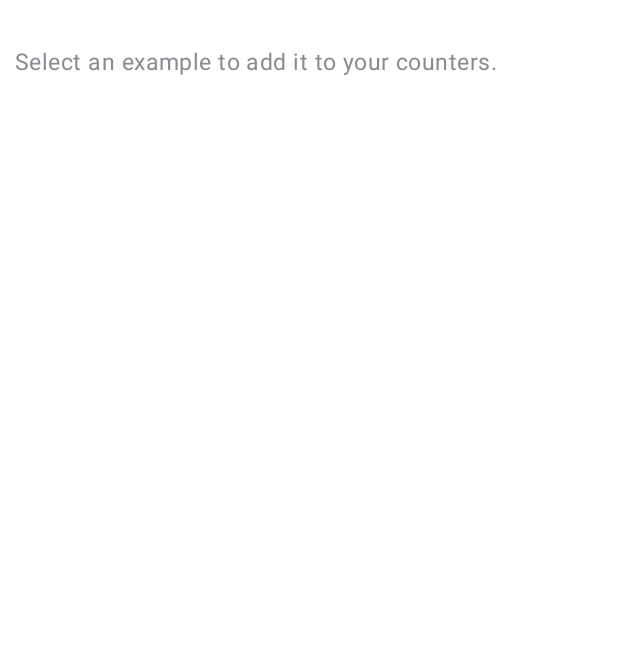
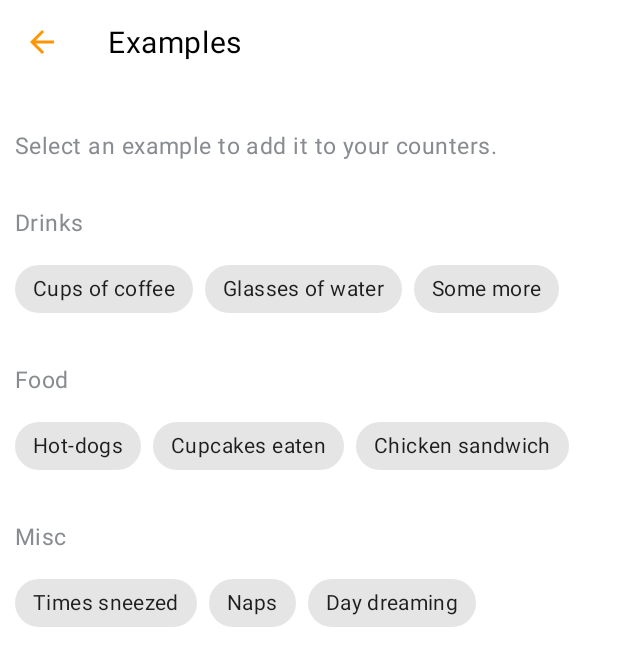
Before and after one commit to alejandrolagosr/counters-android, an Android app: the CreateItemFragment screen opened through its navigation route, after a tap on an icon or button, on a phone screen of 412 x 824 dp. Shown: the top 666 px of the screen. Run offline under Robolectric (Android 15) with nearby library versions, the phone set to English and light mode, and no system bars.

Commit message:
Added Examples functionality

```diff
--- a/app/src/main/java/com/flagos/cscounters/create/CreateItemFragment.kt
+++ b/app/src/main/java/com/flagos/cscounters/create/CreateItemFragment.kt
@@ -1,7 +1,12 @@
 package com.flagos.cscounters.create
 
 import android.os.Bundle
-import android.view.*
+import android.view.Menu
+import android.view.MenuInflater
+import android.view.MenuItem
+import android.view.LayoutInflater
+import android.view.View
+import android.view.ViewGroup
 import androidx.fragment.app.Fragment
 import androidx.navigation.NavController
 import androidx.navigation.fragment.findNavController
@@ -9,9 +14,11 @@ import com.flagos.common.extensions.ToolbarType
 import com.flagos.common.extensions.hideKeyboard
 import com.flagos.common.extensions.setUpFragmentToolBar
 import com.flagos.common.extensions.showKeyboard
+import com.flagos.common.extensions.observeBackStackEntry
 import com.flagos.cscounters.R
 import com.flagos.cscounters.create.CreateItemFragmentDirections.Companion.actionCreateItemFragmentDestToExamplesFragmentDest
 import com.flagos.cscounters.databinding.FragmentCreateItemBinding
+import com.flagos.cscounters.examples.ExamplesFragment.Companion.SELECTED_EXAMPLE_KEY
 
 class CreateItemFragment : Fragment() {
 
@@ -33,6 +40,7 @@ class CreateItemFragment : Fragment() {
     override fun onViewCreated(view: View, savedInstanceState: Bundle?) {
         super.onViewCreated(view, savedInstanceState)
         navController = findNavController()
+        navController.observeBackStackEntry<String>(viewLifecycleOwner, SELECTED_EXAMPLE_KEY, { binding.editTextCreateItem.setText(it) })
 
         initToolbar()
         initViews()
--- a/app/src/main/java/com/flagos/cscounters/examples/ExamplesFragment.kt
+++ b/app/src/main/java/com/flagos/cscounters/examples/ExamplesFragment.kt
@@ -5,11 +5,66 @@ import androidx.fragment.app.Fragment
 import android.view.LayoutInflater
 import android.view.View
 import android.view.ViewGroup
+import androidx.navigation.NavController
+import androidx.navigation.fragment.findNavController
+import com.flagos.common.extensions.ToolbarType
+import com.flagos.common.extensions.getViewModel
+import com.flagos.common.extensions.saveBackStackEntryState
+import com.flagos.common.extensions.setUpFragmentToolBar
 import com.flagos.cscounters.R
+import com.flagos.cscounters.databinding.FragmentExamplesBinding
+import com.flagos.cscounters.examples.adapter.ExamplesAdapter
+import com.flagos.cscounters.examples.mapper.CategoryItemMapper
+import com.flagos.cscounters.examples.model.ExampleItems
 
 class ExamplesFragment : Fragment() {
 
-    override fun onCreateView(inflater: LayoutInflater, container: ViewGroup?, savedInstanceState: Bundle?): View? {
-        return inflater.inflate(R.layout.fragment_examples, container, false)
+    private lateinit var navController: NavController
+    private val viewModel by lazy { getViewModel { ExamplesViewModel(CategoryItemMapper()) } }
+
+    private var _binding: FragmentExamplesBinding? = null
+    private val binding get() = _binding!!
+
+    override fun onCreateView(inflater: LayoutInflater, container: ViewGroup?, savedInstanceState: Bundle?): View {
+        _binding = FragmentExamplesBinding.inflate(inflater)
+        return binding.root
+    }
+
+    override fun onViewCreated(view: View, savedInstanceState: Bundle?) {
+        super.onViewCreated(view, savedInstanceState)
+        navController = findNavController()
+
+        initToolbar()
+        initObservers()
+    }
+
+    private fun initToolbar() {
+        setUpFragmentToolBar(binding.toolbar.toolbarSingleTitle, getString(R.string.text_examples_title), ToolbarType.WITH_BACK_BUTTON)
+        binding.toolbar.toolbarSingleTitle.setNavigationOnClickListener { goBack() }
+    }
+
+    private fun initObservers() {
+        with(viewModel) {
+            fetchCategories()
+            onCategoriesRetrieved.observe(viewLifecycleOwner) { items -> initRecycler(items) }
+        }
+    }
+
+    private fun initRecycler(items: List<ExampleItems.CategoryItem>) {
+        binding.recycler.adapter = ExamplesAdapter(items) { example ->
+            navController.saveBackStackEntryState(SELECTED_EXAMPLE_KEY, example)
+            goBack()
+        }
+    }
+
+    private fun goBack() = navController.navigateUp()
+
+    override fun onDestroy() {
+        _binding = null
+        super.onDestroy()
+    }
+
+    companion object {
+        const val SELECTED_EXAMPLE_KEY = "SELECTED_EXAMPLE_KEY"
     }
 }
--- /dev/null
+++ b/app/src/main/java/com/flagos/cscounters/examples/ExamplesViewModel.kt
@@ -0,0 +1,18 @@
+package com.flagos.cscounters.examples
+
+import androidx.lifecycle.LiveData
+import androidx.lifecycle.MutableLiveData
+import androidx.lifecycle.ViewModel
+import com.flagos.cscounters.examples.mapper.CategoryItemMapper
+import com.flagos.cscounters.examples.model.ExampleItems
+
+class ExamplesViewModel(private val categoryItemMapper: CategoryItemMapper) : ViewModel() {
+
+    private val _onCategoriesRetrieved = MutableLiveData<List<ExampleItems.CategoryItem>>()
+    val onCategoriesRetrieved: LiveData<List<ExampleItems.CategoryItem>>
+        get() = _onCategoriesRetrieved
+
+    fun fetchCategories() {
+        _onCategoriesRetrieved.value = categoryItemMapper.toCategoryItemsList()
+    }
+}
--- /dev/null
+++ b/app/src/main/java/com/flagos/cscounters/examples/adapter/ExamplesAdapter.kt
@@ -0,0 +1,30 @@
+package com.flagos.cscounters.examples.adapter
+
+import android.view.ViewGroup
+import androidx.recyclerview.widget.DiffUtil
+import androidx.recyclerview.widget.ListAdapter
+import androidx.recyclerview.widget.RecyclerView
+import com.flagos.common.extensions.inflater
+import com.flagos.cscounters.databinding.ItemExamplesBinding
+import com.flagos.cscounters.examples.adapter.viewholder.ExamplesViewHolder
+import com.flagos.cscounters.examples.model.ExampleItems
+
+class ExamplesAdapter(
+    val items: List<ExampleItems.CategoryItem>,
+    val onExampleCallback: ((String) -> Unit)
+) : ListAdapter<ExampleItems, RecyclerView.ViewHolder>(ExampleItemsDiff()) {
+
+    override fun onCreateViewHolder(parent: ViewGroup, viewType: Int): RecyclerView.ViewHolder {
+        val inflater = parent.inflater
+        return ExamplesViewHolder(ItemExamplesBinding.inflate(inflater, parent, false), onExampleCallback)
+    }
+
+    override fun onBindViewHolder(holder: RecyclerView.ViewHolder, position: Int) = (holder as ExamplesViewHolder).bind(items[position])
+
+    override fun getItemCount(): Int = items.size
+
+    class ExampleItemsDiff : DiffUtil.ItemCallback<ExampleItems>() {
+        override fun areItemsTheSame(oldItem: ExampleItems, newItem: ExampleItems): Boolean = oldItem.id == newItem.id
+        override fun areContentsTheSame(oldItem: ExampleItems, newItem: ExampleItems): Boolean = oldItem == newItem
+    }
+}
--- /dev/null
+++ b/app/src/main/java/com/flagos/cscounters/examples/adapter/viewholder/ExamplesViewHolder.kt
@@ -0,0 +1,25 @@
+package com.flagos.cscounters.examples.adapter.viewholder
+
+import androidx.recyclerview.widget.RecyclerView
+import com.flagos.cscounters.databinding.ItemExamplesBinding
+import com.flagos.cscounters.examples.model.ExampleItems
+import com.google.android.material.chip.Chip
+
+class ExamplesViewHolder(
+    private val binding: ItemExamplesBinding,
+    private val onExampleCallback: ((String) -> Unit)
+): RecyclerView.ViewHolder(binding.root) {
+
+    fun bind(item: ExampleItems.CategoryItem) {
+        with(binding) {
+            textExampleCategory.text = item.categoryName
+            item.examples.forEach {
+                val chip = Chip(binding.root.context).apply {
+                    text = it
+                    setOnClickListener { onExampleCallback.invoke(text.toString()) }
+                }
+                chipGroupExamples.addView(chip)
+            }
+        }
+    }
+}
--- /dev/null
+++ b/app/src/main/java/com/flagos/cscounters/examples/mapper/CategoryItemMapper.kt
@@ -0,0 +1,12 @@
+package com.flagos.cscounters.examples.mapper
+
+import com.flagos.cscounters.examples.model.ExampleItems
+
+class CategoryItemMapper {
+
+    fun toCategoryItemsList(): List<ExampleItems.CategoryItem> = mutableListOf(
+        ExampleItems.CategoryItem("Drinks", listOf("Cups of coffee", "Glasses of water", "Some more")),
+        ExampleItems.CategoryItem("Food", listOf("Hot-dogs", "Cupcakes eaten", "Chicken sandwich")),
+        ExampleItems.CategoryItem("Misc", listOf("Times sneezed", "Naps", "Day dreaming"))
+    )
+}
--- /dev/null
+++ b/app/src/main/java/com/flagos/cscounters/examples/model/CategoryItem.kt
@@ -0,0 +1,6 @@
+package com.flagos.cscounters.examples.model
+
+sealed class ExampleItems(val id: Int) {
+
+    data class CategoryItem(val categoryName: String, val examples: List<String>)
+}
--- a/app/src/main/res/layout/fragment_examples.xml
+++ b/app/src/main/res/layout/fragment_examples.xml
@@ -5,6 +5,10 @@
     android:layout_width="match_parent"
     android:layout_height="match_parent"
     tools:context=".create.CreateItemFragment">
+
+    <include
+        android:id="@+id/toolbar"
+        layout="@layout/layout_toolbar" />
 
     <TextView
         android:id="@+id/text_examples_desc"
@@ -16,7 +20,7 @@
         android:text="@string/text_examples_desc"
         android:textColor="@color/gray"
         app:layout_constraintStart_toStartOf="parent"
-        app:layout_constraintTop_toTopOf="parent" />
+        app:layout_constraintTop_toBottomOf="@id/toolbar" />
 
     <androidx.recyclerview.widget.RecyclerView
         android:id="@+id/recycler"
@@ -25,6 +29,7 @@
         android:layout_marginStart="@dimen/margin_10"
         android:layout_marginTop="@dimen/margin_30"
         android:layout_marginEnd="@dimen/margin_10"
+        app:layoutManager="androidx.recyclerview.widget.LinearLayoutManager"
         app:layout_constraintEnd_toEndOf="parent"
         app:layout_constraintStart_toStartOf="parent"
         app:layout_constraintTop_toBottomOf="@+id/text_examples_desc"
--- a/app/src/main/res/layout/item_examples.xml
+++ b/app/src/main/res/layout/item_examples.xml
@@ -20,7 +20,9 @@
         android:layout_width="match_parent"
         android:layout_height="wrap_content"
         android:layout_marginTop="@dimen/margin_10"
-        android:layout_marginBottom="@dimen/margin_10"
+        android:layout_marginBottom="@dimen/margin_25"
+        android:overScrollMode="never"
+        android:scrollbars="none"
         app:layout_constraintBottom_toBottomOf="parent"
         app:layout_constraintStart_toStartOf="parent"
         app:layout_constraintTop_toBottomOf="@id/text_example_category">
@@ -28,6 +30,9 @@
         <com.google.android.material.chip.ChipGroup
             android:id="@+id/chip_group_examples"
             android:layout_width="wrap_content"
-            android:layout_height="wrap_content" />
+            android:layout_height="wrap_content"
+            app:itemSpacing="@dimen/padding_10"
+            app:singleLine="true"
+            app:singleSelection="true" />
     </HorizontalScrollView>
 </androidx.constraintlayout.widget.ConstraintLayout>
--- a/app/src/main/res/values/strings.xml
+++ b/app/src/main/res/values/strings.xml
@@ -29,5 +29,6 @@
     <string name="text_examples_drinks">Drinks</string>
     <string name="text_examples_food">Food</string>
     <string name="text_examples_misc">Misc</string>
+    <string name="text_examples_title">Examples</string>
 
 </resources>
--- a/app/src/main/res/values/themes.xml
+++ b/app/src/main/res/values/themes.xml
@@ -7,11 +7,12 @@
         <item name="colorPrimaryVariant">@color/orange</item>
         <item name="colorOnPrimary">@color/white</item>
         <item name="android:actionMenuTextColor">@color/orange</item>
+        <item name="colorControlNormal">@color/orange</item>
 
         <!-- Secondary brand color. -->
         <item name="colorSecondary">@color/orange</item>
         <item name="colorSecondaryVariant">@color/orange</item>
-        <item name="colorOnSecondary">@color/black</item>
+        <item name="colorOnSecondary">@color/orange</item>
 
         <!-- Status bar color. -->
         <item name="android:statusBarColor" tools:targetApi="l">?attr/colorPrimaryVariant</item>
--- /dev/null
+++ b/common/src/main/java/com/flagos/common/extensions/GeneralExtensions.kt
@@ -0,0 +1,12 @@
+package com.flagos.common.extensions
+
+import androidx.lifecycle.ViewModel
+import androidx.lifecycle.ViewModelProvider
+import androidx.lifecycle.ViewModelStoreOwner
+
+inline fun <reified T : ViewModel> ViewModelStoreOwner.getViewModel(crossinline factory: () -> T): T {
+    val vmFactory = object : ViewModelProvider.Factory {
+        override fun <U : ViewModel> create(modelClass: Class<U>): U = factory() as U
+    }
+    return ViewModelProvider(this, vmFactory).get(T::class.java)
+}
--- /dev/null
+++ b/common/src/main/java/com/flagos/common/extensions/NavControllerExtensions.kt
@@ -0,0 +1,15 @@
+package com.flagos.common.extensions
+
+import androidx.lifecycle.LifecycleOwner
+import androidx.navigation.NavController
+
+fun <T> NavController.saveBackStackEntryState(key: String, value: T) {
+    previousBackStackEntry?.savedStateHandle?.set(key, value)
+}
+
+fun <T> NavController.observeBackStackEntry(viewLifecycleOwner: LifecycleOwner, key: String, action: (T) -> Unit) {
+    currentBackStackEntry?.savedStateHandle?.getLiveData<T>(key)?.observe(viewLifecycleOwner) {
+        action(it)
+        currentBackStackEntry?.savedStateHandle?.remove<T>(key)
+    }
+}
--- /dev/null
+++ b/common/src/main/java/com/flagos/common/extensions/ViewGroupExtension.kt
@@ -0,0 +1,6 @@
+package com.flagos.common.extensions
+
+import android.view.LayoutInflater
+import android.view.ViewGroup
+
+val ViewGroup.inflater: LayoutInflater get() = LayoutInflater.from(context)
```
